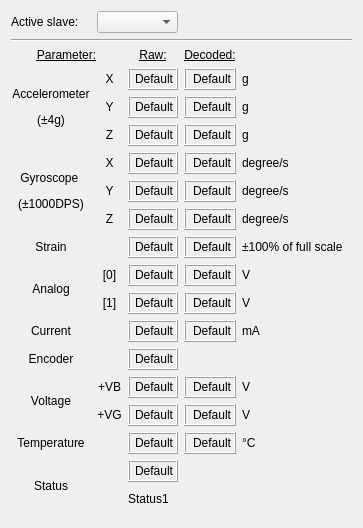
Before: the Qt Designer form ui/w_execute.ui in JFDuval/flexsea-plan, drawn with Qt 5.
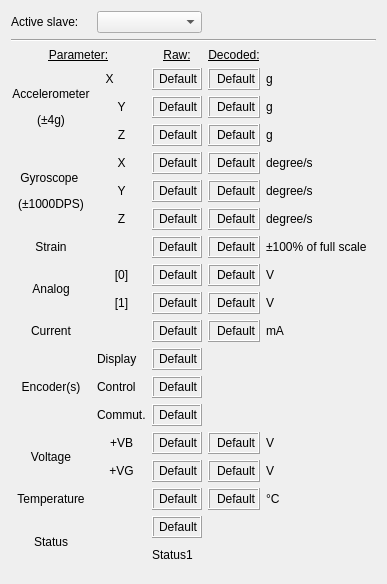
After: the same form once the commit is applied.

What changed in the file:
```diff
--- a/ui/w_execute.ui
+++ b/ui/w_execute.ui
@@ -6,8 +6,8 @@
    <rect>
     <x>0</x>
     <y>0</y>
-    <width>359</width>
-    <height>528</height>
+    <width>377</width>
+    <height>584</height>
    </rect>
   </property>
   <property name="sizePolicy">
@@ -43,7 +43,14 @@
      <property name="horizontalSpacing">
       <number>6</number>
      </property>
-     <item row="16" column="0">
+     <item row="1" column="0" colspan="5">
+      <widget class="Line" name="line">
+       <property name="orientation">
+        <enum>Qt::Horizontal</enum>
+       </property>
+      </widget>
+     </item>
+     <item row="18" column="0">
       <widget class="QLabel" name="label_43">
        <property name="minimumSize">
         <size>
@@ -62,7 +69,7 @@
        </property>
       </widget>
      </item>
-     <item row="15" column="1">
+     <item row="17" column="1">
       <widget class="QLabel" name="label_40">
        <property name="minimumSize">
         <size>
@@ -81,7 +88,7 @@
        </property>
       </widget>
      </item>
-     <item row="15" column="2">
+     <item row="17" column="2">
       <widget class="QLabel" name="disp_vg">
        <property name="minimumSize">
         <size>
@@ -121,7 +128,7 @@
        </property>
       </widget>
      </item>
-     <item row="15" column="3">
+     <item row="17" column="3">
       <widget class="QLabel" name="disp_vg_d">
        <property name="minimumSize">
         <size>
@@ -161,7 +168,7 @@
        </property>
       </widget>
      </item>
-     <item row="16" column="3">
+     <item row="18" column="3">
       <widget class="QLabel" name="disp_temp_d">
        <property name="minimumSize">
         <size>
@@ -201,7 +208,7 @@
        </property>
       </widget>
      </item>
-     <item row="16" column="2">
+     <item row="18" column="2">
       <widget class="QLabel" name="disp_temp">
        <property name="minimumSize">
         <size>
@@ -241,7 +248,7 @@
        </property>
       </widget>
      </item>
-     <item row="17" column="0" rowspan="2">
+     <item row="19" column="0" rowspan="2">
       <widget class="QLabel" name="label_15">
        <property name="minimumSize">
         <size>
@@ -260,7 +267,7 @@
        </property>
       </widget>
      </item>
-     <item row="17" column="2">
+     <item row="19" column="2">
       <widget class="QLabel" name="disp_stat1">
        <property name="minimumSize">
         <size>
@@ -300,7 +307,7 @@
        </property>
       </widget>
      </item>
-     <item row="18" column="2" colspan="2">
+     <item row="20" column="2" colspan="2">
       <widget class="QLabel" name="label_status1">
        <property name="minimumSize">
         <size>
@@ -313,7 +320,7 @@
        </property>
       </widget>
      </item>
-     <item row="16" column="4">
+     <item row="18" column="4">
       <widget class="QLabel" name="label_44">
        <property name="text">
         <string>°C</string>
@@ -880,7 +887,7 @@
        </property>
       </widget>
      </item>
-     <item row="14" column="0" rowspan="2">
+     <item row="16" column="0" rowspan="2">
       <widget class="QLabel" name="label_38">
        <property name="minimumSize">
         <size>
@@ -939,25 +946,6 @@
        </property>
       </widget>
      </item>
-     <item row="13" column="0">
-      <widget class="QLabel" name="label_14">
-       <property name="minimumSize">
-        <size>
-         <width>80</width>
-         <height>0</height>
-        </size>
-       </property>
-       <property name="layoutDirection">
-        <enum>Qt::LeftToRight</enum>
-       </property>
-       <property name="text">
-        <string>Encoder</string>
-       </property>
-       <property name="alignment">
-        <set>Qt::AlignCenter</set>
-       </property>
-      </widget>
-     </item>
      <item row="9" column="3">
       <widget class="QLabel" name="disp_strain_d">
        <property name="minimumSize">
@@ -1038,7 +1026,7 @@
        </property>
       </widget>
      </item>
-     <item row="14" column="2">
+     <item row="16" column="2">
       <widget class="QLabel" name="disp_vb">
        <property name="minimumSize">
         <size>
@@ -1118,7 +1106,7 @@
        </property>
       </widget>
      </item>
-     <item row="14" column="1">
+     <item row="16" column="1">
       <widget class="QLabel" name="label_39">
        <property name="minimumSize">
         <size>
@@ -1640,14 +1628,14 @@
        </property>
       </widget>
      </item>
-     <item row="15" column="4">
+     <item row="17" column="4">
       <widget class="QLabel" name="label_42">
        <property name="text">
         <string>V</string>
        </property>
       </widget>
      </item>
-     <item row="14" column="3">
+     <item row="16" column="3">
       <widget class="QLabel" name="disp_vb_d">
        <property name="minimumSize">
         <size>
@@ -1687,7 +1675,7 @@
        </property>
       </widget>
      </item>
-     <item row="14" column="4">
+     <item row="16" column="4">
       <widget class="QLabel" name="label_41">
        <property name="text">
         <string>V</string>
@@ -1708,6 +1696,126 @@
        </property>
       </widget>
      </item>
+     <item row="14" column="2">
+      <widget class="QLabel" name="disp_encControl">
+       <property name="minimumSize">
+        <size>
+         <width>50</width>
+         <height>22</height>
+        </size>
+       </property>
+       <property name="maximumSize">
+        <size>
+         <width>200</width>
+         <height>16777215</height>
+        </size>
+       </property>
+       <property name="baseSize">
+        <size>
+         <width>50</width>
+         <height>0</height>
+        </size>
+       </property>
+       <property name="autoFillBackground">
+        <bool>false</bool>
+       </property>
+       <property name="frameShape">
+        <enum>QFrame::Box</enum>
+       </property>
+       <property name="frameShadow">
+        <enum>QFrame::Raised</enum>
+       </property>
+       <property name="lineWidth">
+        <number>1</number>
+       </property>
+       <property name="text">
+        <string>Default</string>
+       </property>
+       <property name="alignment">
+        <set>Qt::AlignRight|Qt::AlignTrailing|Qt::AlignVCenter</set>
+       </property>
+      </widget>
+     </item>
+     <item row="15" column="2">
+      <widget class="QLabel" name="disp_encCommut">
+       <property name="minimumSize">
+        <size>
+         <width>50</width>
+         <height>22</height>
+        </size>
+       </property>
+       <property name="maximumSize">
+        <size>
+         <width>200</width>
+         <height>16777215</height>
+        </size>
+       </property>
+       <property name="baseSize">
+        <size>
+         <width>50</width>
+         <height>0</height>
+        </size>
+       </property>
+       <property name="autoFillBackground">
+        <bool>false</bool>
+       </property>
+       <property name="frameShape">
+        <enum>QFrame::Box</enum>
+       </property>
+       <property name="frameShadow">
+        <enum>QFrame::Raised</enum>
+       </property>
+       <property name="lineWidth">
+        <number>1</number>
+       </property>
+       <property name="text">
+        <string>Default</string>
+       </property>
+       <property name="alignment">
+        <set>Qt::AlignRight|Qt::AlignTrailing|Qt::AlignVCenter</set>
+       </property>
+      </widget>
+     </item>
+     <item row="13" column="1">
+      <widget class="QLabel" name="label_17">
+       <property name="text">
+        <string>Display</string>
+       </property>
+      </widget>
+     </item>
+     <item row="14" column="1">
+      <widget class="QLabel" name="label_18">
+       <property name="text">
+        <string>Control</string>
+       </property>
+      </widget>
+     </item>
+     <item row="15" column="1">
+      <widget class="QLabel" name="label_19">
+       <property name="text">
+        <string>Commut.</string>
+       </property>
+      </widget>
+     </item>
+     <item row="13" column="0" rowspan="3">
+      <widget class="QLabel" name="label_14">
+       <property name="minimumSize">
+        <size>
+         <width>80</width>
+         <height>0</height>
+        </size>
+       </property>
+       <property name="layoutDirection">
+        <enum>Qt::LeftToRight</enum>
+       </property>
+       <property name="text">
+        <string>Encoder(s)</string>
+       </property>
+       <property name="alignment">
+        <set>Qt::AlignCenter</set>
+       </property>
+      </widget>
+     </item>
     </layout>
    </item>
    <item>
```
Left out of the diff: 9 changed lines with no effect on the pictures.
